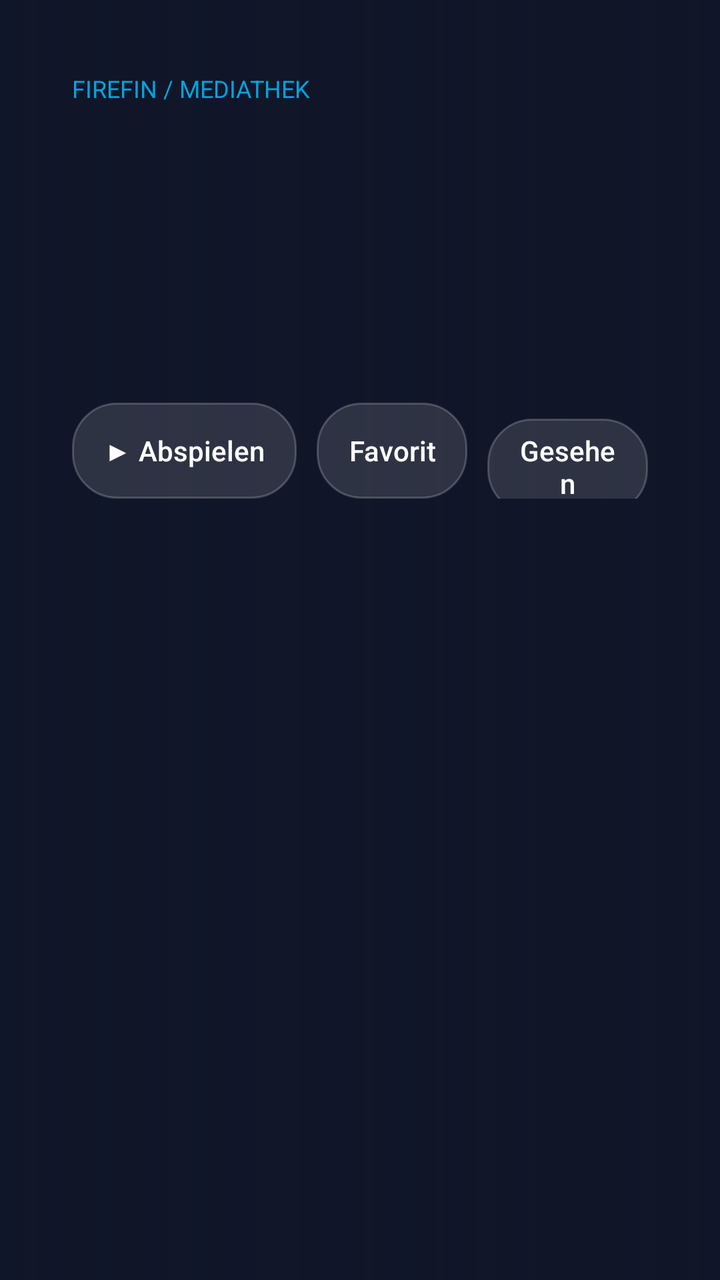
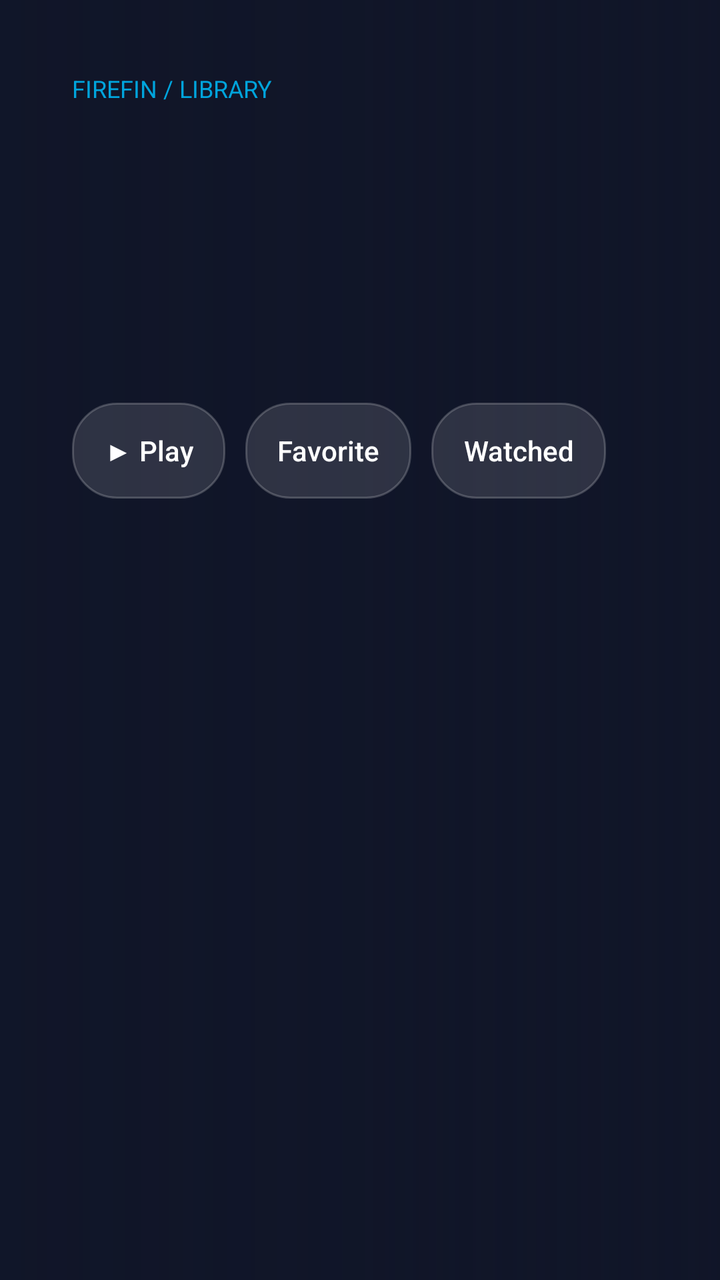

Screens rendered from an Android XML layout before and after an edit, with the pre-edit source and the edit as a unified diff.
<!-- AndroidManifest.xml: application theme Theme.Firefin -->
<!-- res/layout/activity_detail.xml -->
<?xml version="1.0" encoding="utf-8"?>
<FrameLayout xmlns:android="http://schemas.android.com/apk/res/android" android:layout_width="match_parent" android:layout_height="match_parent" android:background="@color/background">
<ImageView android:id="@+id/backdrop" android:layout_width="match_parent" android:layout_height="match_parent" android:scaleType="centerCrop"/>
<View android:layout_width="match_parent" android:layout_height="match_parent" android:background="@drawable/backdrop_scrim"/>
<ScrollView android:layout_width="match_parent" android:layout_height="match_parent" android:fillViewport="true">
<LinearLayout android:layout_width="match_parent" android:layout_height="wrap_content" android:orientation="vertical" android:padding="36dp">
<TextView android:layout_width="wrap_content" android:layout_height="wrap_content" android:text="FIREFIN / MEDIATHEK" android:textSize="12sp" android:textColor="@color/accent" android:layout_marginBottom="20dp"/>
<TextView android:id="@+id/name" android:layout_width="620dp" android:layout_height="wrap_content" android:textSize="32sp" android:textStyle="bold"/>
<TextView android:id="@+id/meta" android:layout_width="620dp" android:layout_height="wrap_content" android:layout_marginTop="12dp" android:textColor="@color/text_secondary" android:textSize="14sp"/>
<TextView android:id="@+id/overview" android:layout_width="620dp" android:layout_height="wrap_content" android:layout_marginTop="16dp" android:maxLines="5" android:ellipsize="end" android:lineSpacingExtra="3dp" android:textSize="14sp"/>
<LinearLayout android:layout_width="match_parent" android:layout_height="wrap_content" android:layout_marginTop="20dp" android:orientation="horizontal">
<Button android:id="@+id/playButton" android:layout_width="wrap_content" android:layout_height="48dp" android:text="▶ Abspielen"/>
<Button android:id="@+id/restartButton" android:layout_width="wrap_content" android:layout_height="48dp" android:layout_marginStart="10dp" android:text="Von Anfang" android:visibility="gone"/>
<Button android:id="@+id/favoriteButton" android:layout_width="wrap_content" android:layout_height="48dp" android:layout_marginStart="10dp" android:text="Favorit"/>
<Button android:id="@+id/watchedButton" android:layout_width="wrap_content" android:layout_height="48dp" android:layout_marginStart="10dp" android:text="Gesehen"/>
<Button android:id="@+id/retryButton" android:layout_width="wrap_content" android:layout_height="48dp" android:layout_marginStart="10dp" android:text="Erneut laden" android:visibility="gone"/>
</LinearLayout>
<TextView android:id="@+id/childrenTitle" android:layout_width="match_parent" android:layout_height="wrap_content" android:layout_marginTop="24dp" android:textSize="18sp"/>
<androidx.recyclerview.widget.RecyclerView android:id="@+id/children" android:layout_width="match_parent" android:layout_height="wrap_content" android:layout_marginTop="8dp" android:clipToPadding="false" android:padding="6dp"/>
</LinearLayout></ScrollView>
<ProgressBar android:id="@+id/progress" android:layout_width="wrap_content" android:layout_height="wrap_content" android:layout_gravity="center" android:visibility="gone"/>
</FrameLayout>
<!-- resources referenced by this layout -->
<resources>
  <color name="accent">#00A4DC</color>
  <color name="background">#101528</color>
  <color name="text_secondary">#B3B3B3</color>
  <!-- drawable backdrop_scrim (drawable) -->
  <?xml version="1.0" encoding="utf-8"?>
  <shape xmlns:android="http://schemas.android.com/apk/res/android"><gradient android:angle="0" android:startColor="#F2101528" android:centerColor="#C0101528" android:endColor="#55101528"/></shape>
  <style name="Theme.Firefin" parent="Theme.AppCompat.NoActionBar">
  <item name="android:windowBackground">@color/background</item><item name="android:windowFullscreen">true</item>
  <item name="colorPrimary">@color/accent</item><item name="colorAccent">@color/accent</item><item name="colorPrimaryDark">@color/background</item>
  <item name="android:colorPrimary">@color/accent</item><item name="android:colorAccent">@color/accent</item>
  <item name="android:textColorPrimary">@color/text_primary</item><item name="android:textColorSecondary">@color/text_secondary</item>
  <item name="buttonStyle">@style/Firefin.Button</item><item name="android:buttonStyle">@style/Firefin.Button</item>
  </style>
  <color name="text_primary">#FFFFFF</color>
  <style name="Firefin.Button" parent="Widget.AppCompat.Button">
  <item name="android:background">@drawable/button_background</item><item name="backgroundTint">@null</item>
  <item name="android:textColor">@color/button_text</item><item name="android:textAllCaps">false</item>
  <item name="android:textSize">14sp</item><item name="android:minWidth">48dp</item><item name="android:minHeight">44dp</item>
  <item name="android:paddingLeft">16dp</item><item name="android:paddingRight">16dp</item><item name="android:stateListAnimator">@null</item>
  </style>
  <!-- drawable button_background (drawable) -->
  <?xml version="1.0" encoding="utf-8"?>
  <selector xmlns:android="http://schemas.android.com/apk/res/android">
  <item android:state_focused="true"><shape><solid android:color="#00A4DC"/><corners android:radius="22dp"/><stroke android:width="2dp" android:color="#FFFFFF"/></shape></item>
  <item android:state_pressed="true"><shape><solid android:color="#007EA8"/><corners android:radius="22dp"/></shape></item>
  <item><shape><solid android:color="#20FFFFFF"/><corners android:radius="22dp"/><stroke android:width="1dp" android:color="#33FFFFFF"/></shape></item></selector>
</resources>

<!-- the commit's change to res/layout/activity_detail.xml (unified diff, before → after) -->
@@ -4,16 +4,16 @@
 <View android:layout_width="match_parent" android:layout_height="match_parent" android:background="@drawable/backdrop_scrim"/>
 <ScrollView android:layout_width="match_parent" android:layout_height="match_parent" android:fillViewport="true">
 <LinearLayout android:layout_width="match_parent" android:layout_height="wrap_content" android:orientation="vertical" android:padding="36dp">
-<TextView android:layout_width="wrap_content" android:layout_height="wrap_content" android:text="FIREFIN / MEDIATHEK" android:textSize="12sp" android:textColor="@color/accent" android:layout_marginBottom="20dp"/>
+<TextView android:layout_width="wrap_content" android:layout_height="wrap_content" android:text="@string/detail_breadcrumb" android:textSize="12sp" android:textColor="@color/accent" android:layout_marginBottom="20dp"/>
 <TextView android:id="@+id/name" android:layout_width="620dp" android:layout_height="wrap_content" android:textSize="32sp" android:textStyle="bold"/>
 <TextView android:id="@+id/meta" android:layout_width="620dp" android:layout_height="wrap_content" android:layout_marginTop="12dp" android:textColor="@color/text_secondary" android:textSize="14sp"/>
 <TextView android:id="@+id/overview" android:layout_width="620dp" android:layout_height="wrap_content" android:layout_marginTop="16dp" android:maxLines="5" android:ellipsize="end" android:lineSpacingExtra="3dp" android:textSize="14sp"/>
 <LinearLayout android:layout_width="match_parent" android:layout_height="wrap_content" android:layout_marginTop="20dp" android:orientation="horizontal">
-<Button android:id="@+id/playButton" android:layout_width="wrap_content" android:layout_height="48dp" android:text="▶ Abspielen"/>
-<Button android:id="@+id/restartButton" android:layout_width="wrap_content" android:layout_height="48dp" android:layout_marginStart="10dp" android:text="Von Anfang" android:visibility="gone"/>
-<Button android:id="@+id/favoriteButton" android:layout_width="wrap_content" android:layout_height="48dp" android:layout_marginStart="10dp" android:text="Favorit"/>
-<Button android:id="@+id/watchedButton" android:layout_width="wrap_content" android:layout_height="48dp" android:layout_marginStart="10dp" android:text="Gesehen"/>
-<Button android:id="@+id/retryButton" android:layout_width="wrap_content" android:layout_height="48dp" android:layout_marginStart="10dp" android:text="Erneut laden" android:visibility="gone"/>
+<Button android:id="@+id/playButton" android:layout_width="wrap_content" android:layout_height="48dp" android:text="@string/play_with_icon"/>
+<Button android:id="@+id/restartButton" android:layout_width="wrap_content" android:layout_height="48dp" android:layout_marginStart="10dp" android:text="@string/restart" android:visibility="gone"/>
+<Button android:id="@+id/favoriteButton" android:layout_width="wrap_content" android:layout_height="48dp" android:layout_marginStart="10dp" android:text="@string/favorite"/>
+<Button android:id="@+id/watchedButton" android:layout_width="wrap_content" android:layout_height="48dp" android:layout_marginStart="10dp" android:text="@string/mark_watched"/>
+<Button android:id="@+id/retryButton" android:layout_width="wrap_content" android:layout_height="48dp" android:layout_marginStart="10dp" android:text="@string/reload" android:visibility="gone"/>
 </LinearLayout>
 <TextView android:id="@+id/childrenTitle" android:layout_width="match_parent" android:layout_height="wrap_content" android:layout_marginTop="24dp" android:textSize="18sp"/>
 <androidx.recyclerview.widget.RecyclerView android:id="@+id/children" android:layout_width="match_parent" android:layout_height="wrap_content" android:layout_marginTop="8dp" android:clipToPadding="false" android:padding="6dp"/>
<!-- resource entries referenced after the edit -->
@@ -6,6 +6,12 @@
   <!-- drawable backdrop_scrim (drawable) -->
   <?xml version="1.0" encoding="utf-8"?>
   <shape xmlns:android="http://schemas.android.com/apk/res/android"><gradient android:angle="0" android:startColor="#F2101528" android:centerColor="#C0101528" android:endColor="#55101528"/></shape>
+  <string name="detail_breadcrumb">FIREFIN / LIBRARY</string>
+  <string name="favorite">Favorite</string>
+  <string name="mark_watched">Watched</string>
+  <string name="play_with_icon">▶ Play</string>
+  <string name="reload">Reload</string>
+  <string name="restart">Start over</string>
   <style name="Theme.Firefin" parent="Theme.AppCompat.NoActionBar">
   <item name="android:windowBackground">@color/background</item><item name="android:windowFullscreen">true</item>
   <item name="colorPrimary">@color/accent</item><item name="colorAccent">@color/accent</item><item name="colorPrimaryDark">@color/background</item>
